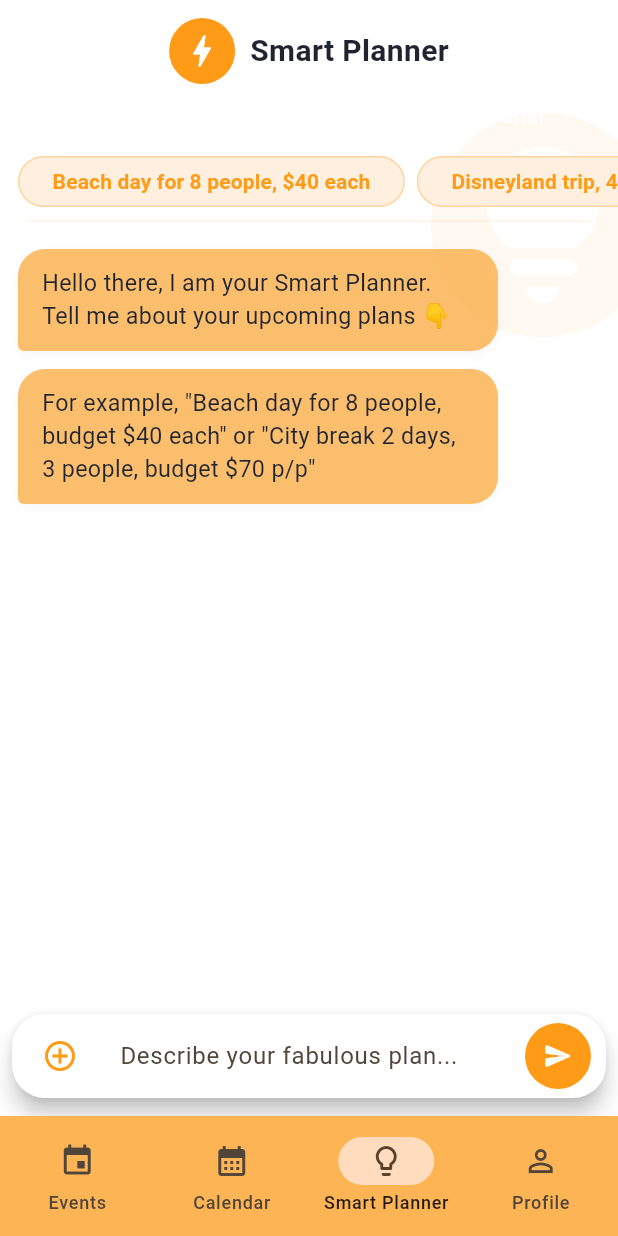
After one commit to chriss212/link_up, a Flutter app: the SmartPlannerScreen screen opened by its route, on a phone screen of 412 x 824 dp. The commit adds this screen. Run offline on Flutter 3.47's test engine with Material 3 defaults, Android fonts, the phone set to English and light mode, and no system bars; our stand-ins replace flutter_riverpod, go_router, table_calendar.

Commit message:
feat: add Smart Planner screen with AI trip planning suggestions and user interaction

```diff
--- a/lib/calendar/calendar_screen.dart
+++ b/lib/calendar/calendar_screen.dart
@@ -146,7 +146,7 @@ class _CalendarScreenState extends State<CalendarScreen> {
                     child: const ListTile(
                       leading: CircleAvatar(
                         radius: 22,
-                        backgroundImage: AssetImage('assets/images/christian.jpeg'),
+                        backgroundImage: AssetImage('assets/images/christian.jpg'),
                       ),
                       title: Text('Christian', style: TextStyle(fontWeight: FontWeight.w600)),
                       subtitle: Text('Available', style: TextStyle(color: Colors.green)),
--- a/lib/config/router/app_router.dart
+++ b/lib/config/router/app_router.dart
@@ -1,5 +1,6 @@
 import 'package:flutter/material.dart';
 import 'package:go_router/go_router.dart';
+import 'package:link_up/smartPlanner/smart_planner_screen.dart';
 
 import 'package:link_up/welcome/welcome_screen.dart';
 import 'package:link_up/login/login_screen.dart';
@@ -8,7 +9,6 @@ import 'package:link_up/forgotPassword/forgot_password_screen.dart';
 
 import 'package:link_up/feed/event_feed_screen.dart';
 import 'package:link_up/calendar/calendar_screen.dart';
-import 'package:link_up/chat/chat_screen.dart';
 
 import 'package:link_up/profile/profile_screen.dart';
 import 'package:link_up/profile/edit_personal_info_screen.dart';
@@ -53,7 +53,7 @@ final GoRouter appRouter = GoRouter(
         final path = state.uri.toString();
         final int index = path.startsWith('/calendar')
             ? 1
-            : path.startsWith('/chat')
+            : path.startsWith('/smart-planner')
                 ? 2
                 : path.startsWith('/profile')
                     ? 3
@@ -68,7 +68,7 @@ final GoRouter appRouter = GoRouter(
             onDestinationSelected: (i) {
               if (i == 0) context.goNamed(EventFeedScreen.name);
               if (i == 1) context.goNamed(CalendarScreen.name);
-              if (i == 2) context.goNamed(ChatScreen.name);
+              if (i == 2) context.goNamed(SmartPlannerScreen.name);
               if (i == 3) context.goNamed(ProfileScreen.name);
             },
             destinations: const [
@@ -78,8 +78,8 @@ final GoRouter appRouter = GoRouter(
                 label: 'Calendar',
               ),
               NavigationDestination(
-                icon: Icon(Icons.chat_bubble_outline),
-                label: 'Chat',
+                icon: Icon(Icons.lightbulb_outline),
+                label: 'Smart Planner',
               ),
               NavigationDestination(
                 icon: Icon(Icons.person_outline),
@@ -101,9 +101,9 @@ final GoRouter appRouter = GoRouter(
           builder: (_, __) => const CalendarScreen(),
         ),
         GoRoute(
-          path: '/chat',
-          name: ChatScreen.name,
-          builder: (_, __) => const ChatScreen(),
+          path: '/smart-planner',
+          name: SmartPlannerScreen.name,
+          builder: (_, __) => const SmartPlannerScreen(),
         ),
         GoRoute(
           path: '/profile',
--- a/lib/main.dart
+++ b/lib/main.dart
@@ -16,6 +16,7 @@ class MyApp extends ConsumerWidget {
     final themeMode = ref.watch(themeProvider);
 
     return MaterialApp.router(
+      debugShowCheckedModeBanner: false,
       title: 'Tu App',
       theme: AppTheme.lightTheme,
       darkTheme: AppTheme.darkTheme,
--- /dev/null
+++ b/lib/smartPlanner/smart_planner_screen.dart
@@ -0,0 +1,406 @@
+import 'package:flutter/material.dart';
+import 'package:link_up/config/theme/app_colors.dart';
+
+class SmartPlannerScreen extends StatefulWidget {
+  static const name = 'smart_planner';
+  const SmartPlannerScreen({super.key});
+
+  @override
+  State<SmartPlannerScreen> createState() => _SmartPlannerScreenState();
+}
+
+class _SmartPlannerScreenState extends State<SmartPlannerScreen> {
+  final _messages = <_Msg>[
+    _Msg(role: Role.assistant, text: 'Hello there, I am your Smart Planner. Tell me about your upcoming plans 👇'),
+    _Msg(role: Role.assistant, text: 'For example, "Beach day for 8 people, budget \$40 each" or "City break 2 days, 3 people, budget \$70 p/p"'),
+  ];
+  final _controller = TextEditingController();
+  final _scroll = ScrollController();
+  bool _sending = false;
+
+  void _send() async {
+    final text = _controller.text.trim();
+    if (text.isEmpty || _sending) return;
+    setState(() {
+      _sending = true;
+      _messages.add(_Msg(role: Role.user, text: text));
+      _controller.clear();
+    });
+    _scrollToBottom();
+
+    // --- MOCK de respuesta del “asistente” ---
+    await Future.delayed(const Duration(milliseconds: 600));
+    final reply = _mockPlannerReply(text);
+
+    setState(() {
+      _messages.add(_Msg(role: Role.assistant, text: reply));
+      // Add the "Add trip to your feed" message with a button
+      _messages.add(_Msg(role: Role.action, text: 'add_trip'));
+      _sending = false;
+    });
+    _scrollToBottom();
+  }
+
+  String _mockPlannerReply(String prompt) {
+    final lower = prompt.toLowerCase();
+    if (lower.contains('disneyland')) {
+      return """
+Awesome! 🎢
+
+Quick draft:
+Plan: Disneyland trip
+• Location: Disneyland Park, Anaheim, CA
+• Date: Saturday, August 10
+• Time: 9:00 AM - 10:00 PM
+• Participants: 4 people
+• Budget: \$250 per person
+
+Activities:
+• Park admission and rides
+• Character meet & greet
+• Lunch at a themed restaurant
+• Parade and fireworks
+
+Budget breakdown:
+• Park tickets: \$150 p/p (\$600 total)
+• Meals/snacks: \$40 p/p (\$160 total)
+• Souvenirs: \$30 p/p (\$120 total)
+• Parking/transport: \$20 p/p (\$80 total)
+
+Estimated total: \$960 (\$240 per person)
+Let me know if you want to adjust the date or add more activities!
+""";
+    } else if (lower.contains('city break')) {
+      return """
+Great choice! 🏙️
+
+Quick draft:
+Plan: City break
+• Location: Downtown San Francisco
+• Dates: Friday, Sept 6 – Sunday, Sept 8
+• Participants: 3 people
+• Budget: \$70 per person
+
+Activities:
+• Walking tour of Fisherman’s Wharf
+• Visit to a local museum
+• Chinatown food crawl
+• Golden Gate Park picnic
+
+Budget breakdown:
+• Accommodation: \$90/night (\$180 total, \$60 p/p)
+• Food: \$30 p/p (\$90 total)
+• Activities & transport: \$20 p/p (\$60 total)
+
+Estimated total: \$330 (\$110 per person)
+Let me know if you want to personalize your trip further!
+""";
+    } else {
+      return """
+Okay ✅
+
+Quick draft:
+Plan: Beach day
+• Location: Santa Monica Beach
+• Date: Saturday, July 20
+• Time: 10:00 AM - 6:00 PM
+• Participants: 8 people
+• Budget: \$40 per person
+Activities:
+• Beach games (volleyball, frisbee)
+• Swimming and sunbathing
+• Picnic lunch
+• Sunset walk along the shore
+
+Budget breakdown:
+• Beach games equipment rental: \$50
+• Picnic lunch (sandwiches, drinks, snacks): \$120
+
+In total, the estimated cost is \$170, which is approximately \$21.25 per person. This leaves some room in your budget for any additional expenses or activities you might want to include.
+""";
+    }
+  }
+
+  void _scrollToBottom() {
+    WidgetsBinding.instance.addPostFrameCallback((_) {
+      if (_scroll.hasClients) {
+        _scroll.animateTo(
+          _scroll.position.maxScrollExtent + 120,
+          duration: const Duration(milliseconds: 250),
+          curve: Curves.easeOut,
+        );
+      }
+    });
+  }
+
+  @override
+  void dispose() {
+    _controller.dispose();
+    _scroll.dispose();
+    super.dispose();
+  }
+
+  @override
+  Widget build(BuildContext context) {
+    final orange = AppColors.orange;
+    final surface = AppColors.surface;
+    final assistantBg = AppColors.peach.withOpacity(0.85);
+
+    return Scaffold(
+      backgroundColor: surface,
+      body: Stack(
+        children: [
+
+          Positioned(
+            top: 60,
+            right: -40,
+            child: Icon(Icons.lightbulb_circle_rounded,
+                size: 180, color: AppColors.orange.withOpacity(0.06)),
+          ),
+          Column(
+            children: [
+              // Assistant header
+              Padding(
+                padding: const EdgeInsets.only(top: 12, bottom: 2),
+                child: Row(
+                  mainAxisAlignment: MainAxisAlignment.center,
+                  children: [
+                    CircleAvatar(
+                      radius: 22,
+                      backgroundColor: AppColors.orange,
+                      child: Icon(Icons.bolt_rounded, color: Colors.white, size: 28),
+                    ),
+                    const SizedBox(width: 10),
+                    Text(
+                      "Smart Planner",
+                      style: TextStyle(
+                        fontWeight: FontWeight.w700,
+                        fontSize: 20,
+                        color: AppColors.textDark,
+                      ),
+                    ),
+                  ],
+                ),
+              ),
+              Padding(
+                padding: const EdgeInsets.symmetric(vertical: 8.0, horizontal: 18),
+                child: Text(
+                  "Plan your next adventure with AI suggestions!",
+                  style: TextStyle(
+                    color: AppColors.textLight,
+                    fontSize: 15,
+                  ),
+                  textAlign: TextAlign.center,
+                ),
+              ),
+              // Suggestion chips
+              SizedBox(
+                height: 52,
+                child: ListView(
+                  scrollDirection: Axis.horizontal,
+                  padding: const EdgeInsets.fromLTRB(12, 8, 12, 8),
+                  children: [
+                    _SuggestionChip(
+                      text: 'Beach day for 8 people, \$40 each',
+                      onTap: _fillPrompt,
+                      color: AppColors.orange,
+                    ),
+                    const SizedBox(width: 8),
+                    _SuggestionChip(
+                      text: 'Disneyland trip, 4 people, budget \$250 p/p',
+                      onTap: _fillPrompt,
+                      color: AppColors.orange,
+                    ),
+                    const SizedBox(width: 8),
+                    _SuggestionChip(
+                      text: 'City break 2 days, 3 people, budget \$70 p/p',
+                      onTap: _fillPrompt,
+                      color: AppColors.orange,
+                    ),
+                  ],
+                ),
+              ),
+              Padding(
+                padding: const EdgeInsets.symmetric(horizontal: 18),
+                child: Divider(
+                  height: 1,
+                  thickness: 1,
+                  color: AppColors.orange.withOpacity(0.10),
+                ),
+              ),
+              // Messages
+              Expanded(
+                child: ListView.builder(
+                  controller: _scroll,
+                  padding: const EdgeInsets.fromLTRB(12, 12, 12, 12),
+                  itemCount: _messages.length,
+                  itemBuilder: (_, i) {
+                    final m = _messages[i];
+                    final isUser = m.role == Role.user;
+                    if (m.role == Role.action && m.text == 'add_trip') {
+                      // Show the "Add trip to your feed" message with a button
+                      return Padding(
+                        padding: const EdgeInsets.symmetric(vertical: 18.0),
+                        child: Center(
+                          child: Column(
+                            children: [
+                              Text(
+                                "Add trip to your feed",
+                                style: TextStyle(
+                                  fontWeight: FontWeight.w600,
+                                  fontSize: 16,
+                                  color: AppColors.textDark,
+                                ),
+                              ),
+                              const SizedBox(height: 10),
+                              FilledButton.icon(
+                                onPressed: () {},
+                                icon: const Icon(Icons.add_location_alt_rounded),
+                                label: const Text("Add to Feed"),
+                                style: FilledButton.styleFrom(
+                                  backgroundColor: AppColors.orange,
+                                  foregroundColor: AppColors.surface,
+                                  shape: const StadiumBorder(),
+                                  padding: const EdgeInsets.symmetric(horizontal: 24, vertical: 12),
+                                ),
+                              ),
+                            ],
+                          ),
+                        ),
+                      );
+                    }
+                    return Align(
+                      alignment: isUser ? Alignment.centerRight : Alignment.centerLeft,
+                      child: Container(
+                        margin: const EdgeInsets.symmetric(vertical: 6),
+                        padding: const EdgeInsets.symmetric(horizontal: 16, vertical: 12),
+                        constraints: const BoxConstraints(maxWidth: 320),
+                        decoration: BoxDecoration(
+                          color: isUser
+                              ? orange.withOpacity(0.93)
+                              : assistantBg,
+                          borderRadius: BorderRadius.only(
+                            topLeft: const Radius.circular(18),
+                            topRight: const Radius.circular(18),
+                            bottomLeft: Radius.circular(isUser ? 18 : 4),
+                            bottomRight: Radius.circular(isUser ? 4 : 18),
+                          ),
+                          boxShadow: [
+                            BoxShadow(
+                              color: AppColors.textDark.withOpacity(0.04),
+                              blurRadius: 6,
+                              offset: const Offset(0, 2),
+                            ),
+                          ],
+                        ),
+                        child: Text(
+                          m.text,
+                          style: TextStyle(
+                            color: isUser ? AppColors.surface : AppColors.textDark,
+                            fontSize: 15.5,
+                          ),
+                        ),
+                      ),
+                    );
+                  },
+                ),
+              ),
+              // Input bar
+              Padding(
+                padding: const EdgeInsets.fromLTRB(8, 0, 8, 12),
+                child: Material(
+                  elevation: 6,
+                  borderRadius: BorderRadius.circular(22),
+                  color: AppColors.surface,
+                  child: Padding(
+                    padding: const EdgeInsets.symmetric(horizontal: 8, vertical: 4),
+                    child: Row(
+                      children: [
+                        IconButton(
+                          icon: Icon(Icons.add_circle_outline, color: orange),
+                          onPressed: () {
+                            ScaffoldMessenger.of(context).showSnackBar(
+                              const SnackBar(content: Text('Attachment (mock)')),
+                            );
+                          },
+                        ),
+                        const SizedBox(width: 4),
+                        Expanded(
+                          child: TextField(
+                            controller: _controller,
+                            minLines: 1,
+                            maxLines: 4,
+                            textInputAction: TextInputAction.newline,
+                            decoration: InputDecoration(
+                              hintText: 'Describe your fabulous plan...',
+                              border: InputBorder.none,
+                              isDense: true,
+                              contentPadding: const EdgeInsets.symmetric(horizontal: 8, vertical: 10),
+                            ),
+                            onSubmitted: (_) => _send(),
+                          ),
+                        ),
+                        const SizedBox(width: 8),
+                        FilledButton(
+                          onPressed: _sending ? null : _send,
+                          style: FilledButton.styleFrom(
+                            backgroundColor: orange,
+                            foregroundColor: AppColors.surface,
+                            shape: const StadiumBorder(),
+                            minimumSize: const Size(44, 44),
+                            padding: const EdgeInsets.symmetric(horizontal: 0),
+                          ),
+                          child: _sending
+                              ? const SizedBox(
+                                  width: 16, height: 16, child: CircularProgressIndicator(strokeWidth: 2, color: Colors.white))
+                              : const Icon(Icons.send_rounded, size: 20),
+                        ),
+                      ],
+                    ),
+                  ),
+                ),
+              ),
+            ],
+          ),
+        ],
+      ),
+    );
+  }
+
+  void _fillPrompt(String text) {
+    _controller.text = text;
+    _controller.selection = TextSelection.fromPosition(TextPosition(offset: text.length));
+  }
+}
+
+class _SuggestionChip extends StatelessWidget {
+  final String text;
+  final void Function(String) onTap;
+  final Color color;
+  const _SuggestionChip({required this.text, required this.onTap, required this.color});
+
+  @override
+  Widget build(BuildContext context) {
+    return ActionChip(
+      label: Text(
+        text,
+        overflow: TextOverflow.ellipsis,
+        style: TextStyle(color: color, fontWeight: FontWeight.w600),
+      ),
+      onPressed: () => onTap(text),
+      shape: const StadiumBorder(),
+      backgroundColor: color.withOpacity(0.10),
+      side: BorderSide(color: color.withOpacity(0.18)),
+      elevation: 0,
+      padding: const EdgeInsets.symmetric(horizontal: 14, vertical: 6),
+    );
+  }
+}
+
+enum Role { user, assistant, action }
+
+class _Msg {
+  final Role role;
+  final String text;
+  _Msg({required this.role, required this.text});
+}
```
Also changed, not shown: assets/images/CHRISTIAN.jpeg (deleted), assets/images/CHRISTIAN.jpg (added), assets/images/friends_background.png (added).
